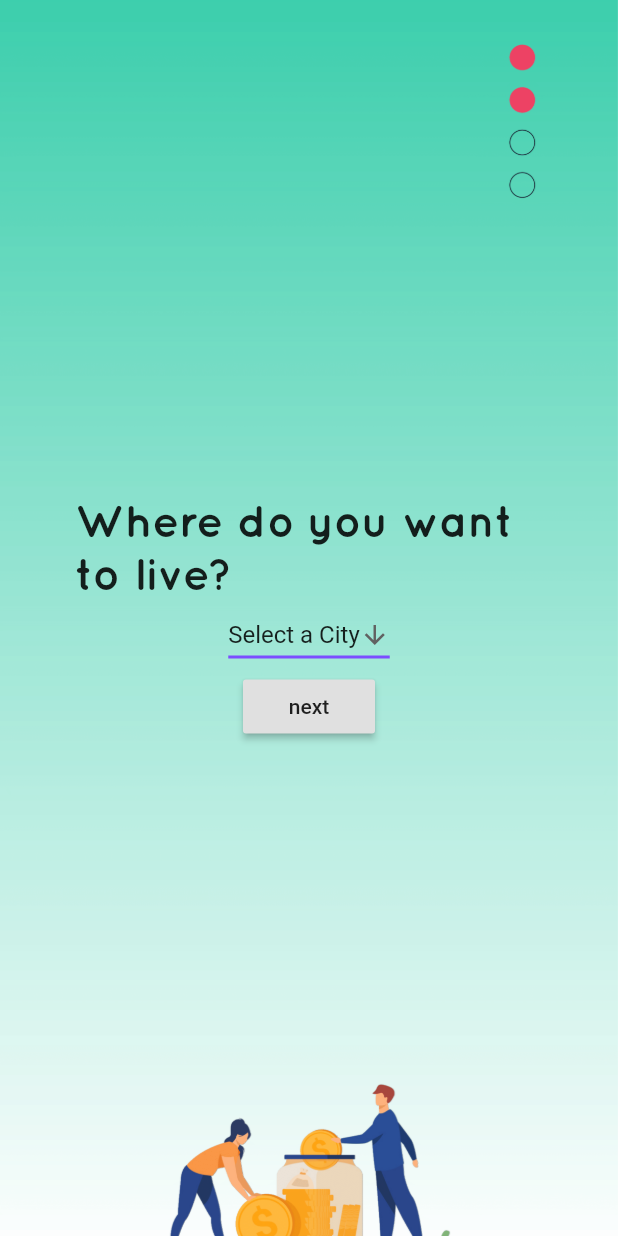
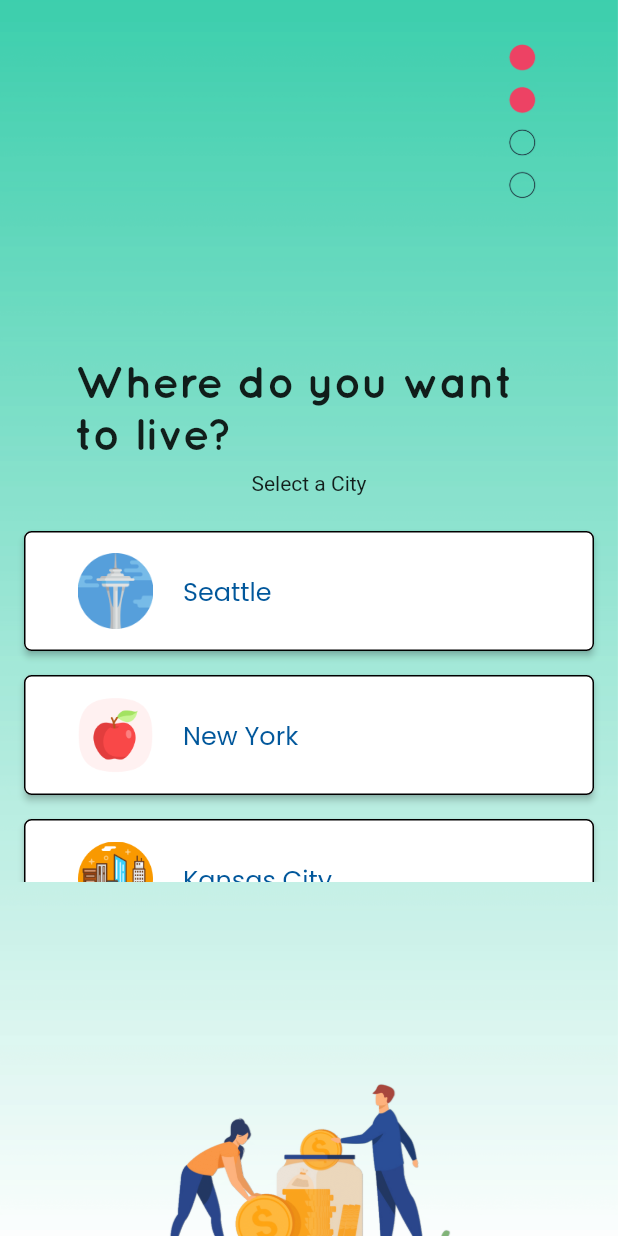
Before and after one commit to emilydeutsch/KA-CHING, a Flutter app: the CityPage screen opened directly, on a phone screen of 412 x 824 dp. Run offline on Flutter 3.47's test engine with Material 2 defaults, Android fonts, the phone set to English and light mode, and no system bars.

Commit message:
Finished City + Job

```diff
--- a/lib/CityPage.dart
+++ b/lib/CityPage.dart
@@ -43,48 +43,172 @@ class _CityPageState extends State<CityPage> {
               textAlign: TextAlign.left,
             ),
           ),
+          // Container(
+          //   //width: 300.0,
+          //   //color: Colors.lightBlue,
+          //   child: DropdownButton(
+          //     value: dropdownValue,
+          //     icon: Icon(Icons.arrow_downward),
+          //     iconSize: 20,
+          //     elevation: 0,
+          //     /*style: TextStyle(
+          //       color: Colors.deepPurple,
+          //     ),*/
+          //     //dropdownColor: Colors.lightBlue[50],
+          //     underline: Container(
+          //       height: 2,
+          //       color: Colors.deepPurpleAccent,
+          //     ),
+          //     onChanged: (String newValue) {
+          //       setState(() {
+          //         dropdownValue = newValue;
+          //       });
+          //       widget.userSelection[1] = dropdownValue;
+          //
+          //     },
+          //     items: <String>['Select a City', 'Seattle', 'New York', 'Kansas City']
+          //         .map<DropdownMenuItem<String>>((String value) {
+          //       return DropdownMenuItem<String>(
+          //         value: value,
+          //         child: Text(value),
+          //       );
+          //     }).toList(),
+          //   ),
+          // ),
+          Padding(
+            padding: const EdgeInsets.all(8.0),
+            child: Text('Select a City'),
+          ),
           Container(
-            //width: 300.0,
-            //color: Colors.lightBlue,
-            child: DropdownButton(
-              value: dropdownValue,
-              icon: Icon(Icons.arrow_downward),
-              iconSize: 20,
-              elevation: 0,
-              /*style: TextStyle(
-                color: Colors.deepPurple,
-              ),*/
-              //dropdownColor: Colors.lightBlue[50],
-              underline: Container(
-                height: 2,
-                color: Colors.deepPurpleAccent,
-              ),
-              onChanged: (String newValue) {
-                setState(() {
-                  dropdownValue = newValue;
-                });
-                widget.userSelection[1] = dropdownValue;
+            height: 250,
+            child: ListView(
+              padding: const EdgeInsets.all(8),
+              children: <Widget>[
+                Padding(
+                  padding: const EdgeInsets.all(8.0),
+                  child: ElevatedButton(
 
-              },
-              items: <String>['Select a City', 'Seattle', 'New York', 'Kansas City']
-                  .map<DropdownMenuItem<String>>((String value) {
-                return DropdownMenuItem<String>(
-                  value: value,
-                  child: Text(value),
-                );
-              }).toList(),
+                    onPressed: () {
+                      widget.userSelection[1] = 'Seattle';
+                      Navigator.push(
+                          context,
+                          SlideRightRoute(
+                              page: MonthlyIncomePage(userSelection: widget.userSelection))
+                      );
+                    },
+                    child: Row(
+                      children: [
+                        Padding(
+                          padding: const EdgeInsets.only(left: 20),
+                          child: SizedBox(
+                              width: 50,
+                              child: Image.asset("lib/images/seattle.png")
+                          ),
+                        ),
+                        Padding(
+                          padding: const EdgeInsets.only(left: 20),
+                          child: Text(
+                            'Seattle',
+                            textAlign: TextAlign.left,
+                            style: TextStyle(
+                              fontFamily: 'Poppins',
+                              color: Colors.lightBlue[900],
+                              fontSize: 17,
+                            ),
+                          ),
+                        ),
+                      ],
+                    ),
+                    style: raisedButtonStyle2,
+                  ),
+                ),
+                Padding(
+                  padding: const EdgeInsets.all(8.0),
+                  child: ElevatedButton(
+                    onPressed: () {
+                      widget.userSelection[1] = 'New York';
+                      Navigator.push(
+                          context,
+                          SlideRightRoute(
+                              page: MonthlyIncomePage(userSelection: widget.userSelection))
+                      );
+                    },
+                    child: Row(
+                      children: [
+                        Padding(
+                          padding: const EdgeInsets.only(left: 20),
+                          child: SizedBox(
+                              width: 50,
+                              child: Image.asset("lib/images/newyork.png")
+                          ),
+                        ),
+                        Padding(
+                          padding: const EdgeInsets.only(left: 20),
+                          child: Text(
+                            'New York',
+                            textAlign: TextAlign.left,
+                            style: TextStyle(
+                              fontFamily: 'Poppins',
+                              color: Colors.lightBlue[900],
+                              fontSize: 17,
+                            ),
+                          ),
+                        ),
+                      ],
+                    ),
+                    style: raisedButtonStyle2,
+                  ),
+                ),
+                Padding(
+                  padding: const EdgeInsets.all(8.0),
+                  child: ElevatedButton(
+                    onPressed: () {
+                      widget.userSelection[1] = 'Kansas City';
+                      Navigator.push(
+                          context,
+                          SlideRightRoute(
+                              page: MonthlyIncomePage(userSelection: widget.userSelection))
+                      );
+                    },
+                    child: Row(
+                      children: [
+                        Padding(
+                          padding: const EdgeInsets.only(left: 20),
+                          child: SizedBox(
+                              width: 50,
+                              child: Image.asset("lib/images/kansascity.png")
+                          ),
+                        ),
+                        Padding(
+                          padding: const EdgeInsets.only(left: 20),
+                          child: Text(
+                            'Kansas City',
+                            textAlign: TextAlign.left,
+                            style: TextStyle(
+                              fontFamily: 'Poppins',
+                              color: Colors.lightBlue[900],
+                              fontSize: 17,
+                            ),
+                          ),
+                        ),
+                      ],
+                    ),
+                    style: raisedButtonStyle2,
+                  ),
+                ),
+              ],
             ),
           ),
-          RaisedButton(
-              child: Text("next"),
-              onPressed: () {
-                if(dropdownValue != "Select a City") {
-                  Navigator.push(context,
-                      SlideRightRoute(page: MonthlyIncomePage(
-                          userSelection: widget.userSelection)));
-                }
-              }
-          ),
+          // RaisedButton(
+          //     child: Text("next"),
+          //     onPressed: () {
+          //       if(dropdownValue != "Select a City") {
+          //         Navigator.push(context,
+          //             SlideRightRoute(page: MonthlyIncomePage(
+          //                 userSelection: widget.userSelection)));
+          //       }
+          //     }
+          // ),
         ],
       ),
     ),
@@ -93,3 +217,14 @@ class _CityPageState extends State<CityPage> {
     );
   }
 }
+
+final ButtonStyle raisedButtonStyle2 = ElevatedButton.styleFrom(
+  onPrimary: Colors.red,
+  primary: Colors.white,
+  minimumSize: Size(300, 80),
+  padding: EdgeInsets.symmetric(horizontal: 16),
+  shape: RoundedRectangleBorder(
+    borderRadius: BorderRadius.circular(5),
+    side: BorderSide(),
+  ),
+);
--- a/lib/JobPage.dart
+++ b/lib/JobPage.dart
@@ -74,8 +74,12 @@ class _JobPageState extends State<JobPage> {
           //     }).toList(),
           //   ),
           // ),
+              Padding(
+                padding: const EdgeInsets.all(8.0),
+                child: Text('Select a Job'),
+              ),
               Container(
-                height: 300,
+                height: 250,
                 child: ListView(
                   padding: const EdgeInsets.all(8),
                   children: <Widget>[
```
